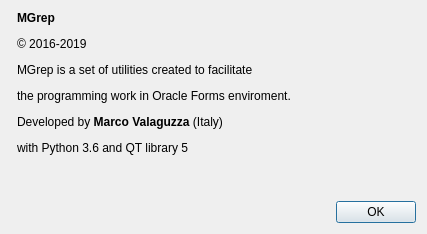
Above: source/qtdesigner/program_info_ui.ui from MValaguz/MGrep before the change. Below: the same form after it.
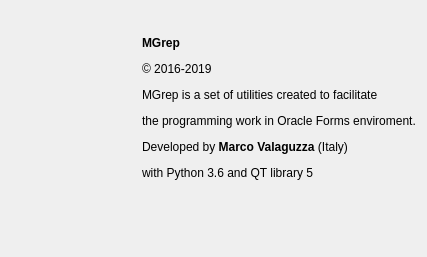
That is the form after the change. Icons and pictures are not drawn.

What changed in the file:
```diff
--- a/source/qtdesigner/program_info_ui.ui
+++ b/source/qtdesigner/program_info_ui.ui
@@ -7,7 +7,7 @@
     <x>0</x>
     <y>0</y>
     <width>427</width>
-    <height>229</height>
+    <height>257</height>
    </rect>
   </property>
   <property name="windowTitle">
@@ -35,16 +35,6 @@
      </property>
     </widget>
    </item>
-   <item row="1" column="1">
-    <widget class="QDialogButtonBox" name="buttonBox">
-     <property name="orientation">
-      <enum>Qt::Horizontal</enum>
-     </property>
-     <property name="standardButtons">
-      <set>QDialogButtonBox::Ok</set>
-     </property>
-    </widget>
-   </item>
   </layout>
  </widget>
  <resources>
```
Left out of the diff: 19 changed lines with no effect on the pictures.
